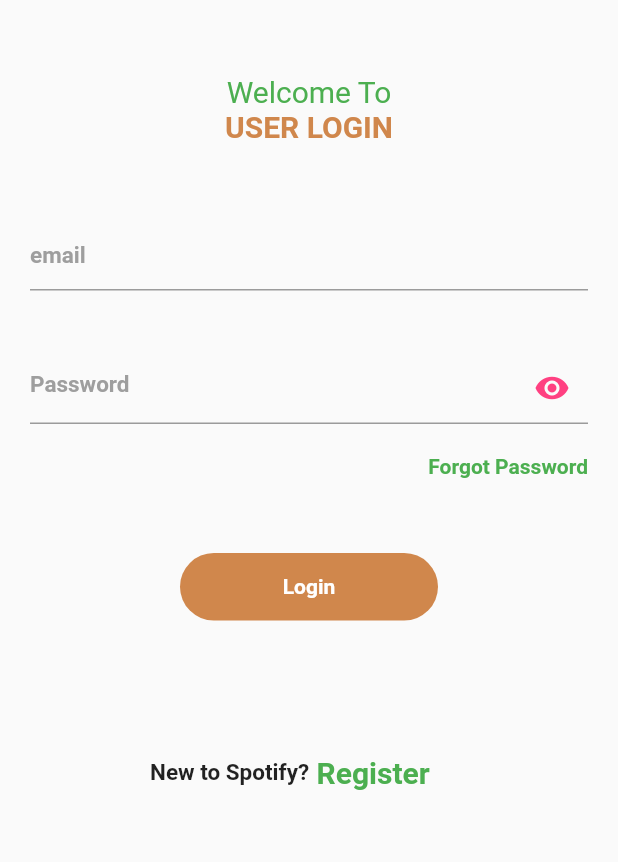
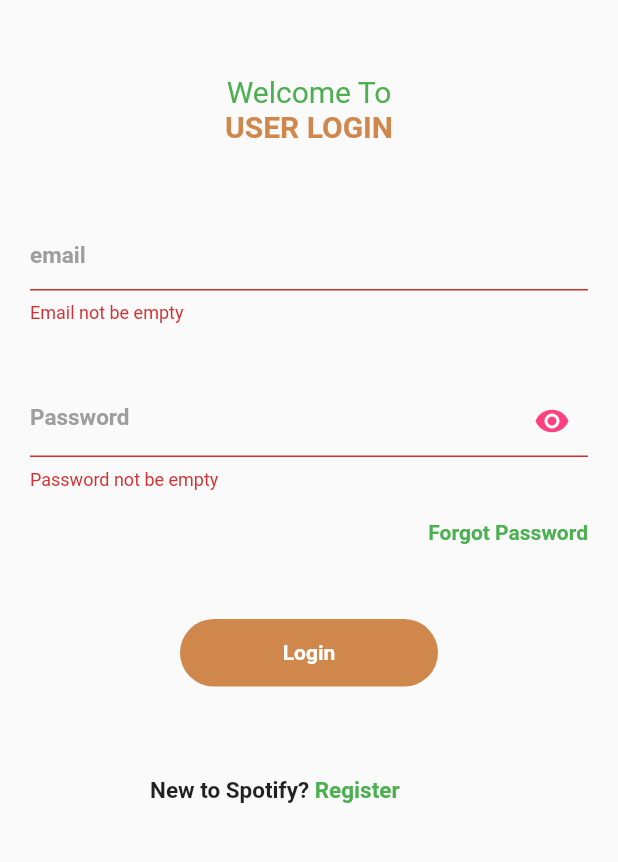
Before and after one commit to nisarali0579/campusemargyservices, a Flutter app: the UserLoginScreen screen opened by its route, after a tap on "Login", on a phone screen of 412 x 824 dp, the part 227-1089 px from its top. Run offline on Flutter 3.47's test engine with Material 2 defaults, Android fonts, the phone set to English and light mode, and no system bars; our stand-ins replace cloud_firestore, firebase_auth, firebase_core, google_sign_in, modal_progress_hud; accounts and stored records are empty.

Commit message:
ces project

```diff
--- a/lib/main.dart
+++ b/lib/main.dart
@@ -25,9 +25,9 @@ class MyApp extends StatelessWidget {
     return MaterialApp(
       debugShowCheckedModeBanner: false,
       //home: WelcomeScreen(),
-      initialRoute: WelcomeScreen.id,
+      initialRoute: loginHome.id,
       routes: {
-        WelcomeScreen.id: (context) => WelcomeScreen(),
+        loginHome.id: (context) => loginHome(),
         UserLoginScreen.id: (context) => UserLoginScreen(),
         SignUpScreen.id: (context) => SignUpScreen(),
         ForgetPassword.id: (context) => ForgetPassword(),
--- a/lib/screens/admin_login_screen.dart
+++ b/lib/screens/admin_login_screen.dart
@@ -163,7 +163,7 @@ class _AdminLoginScreenState extends State<AdminLoginScreen> {
 
 
 // Future<bool> authenticateUser(User user) async {
-//   QuerySnapshot querySnapshot = await _firestore.collection("users").where("email", isEqualTo: user.email).get();
+//   QuerySnapshot querySnapshot = await _firestore.collection("admin").where("email", isEqualTo: user.email).get();
 //   final List<DocumentSnapshot> docs = querySnapshot.docs;
 //   return docs.length == 0 ? true : false;
 // }
--- a/lib/screens/login_home.dart
+++ b/lib/screens/login_home.dart
@@ -4,13 +4,13 @@ import 'package:campus_emargency_project_ui/utils/utils.dart';
 import 'user_login_screen.dart';
 import 'admin_login_screen.dart';
 
-class WelcomeScreen extends StatefulWidget {
+class loginHome extends StatefulWidget {
   static String id = 'welcomeScreen';
   @override
-  _WelcomeScreenState createState() => _WelcomeScreenState();
+  _loginHomeState createState() => _loginHomeState();
 }
 // Utils utils = Utils();
-class _WelcomeScreenState extends State<WelcomeScreen> {
+class _loginHomeState extends State<loginHome> {
   @override
   Widget build(BuildContext context) {
     return Scaffold(body: SafeArea(
--- a/lib/screens/signup_screen.dart
+++ b/lib/screens/signup_screen.dart
@@ -111,7 +111,7 @@ class _SignUpScreenState extends State<SignUpScreen> {
             SizedBox(
               height: 60.0,
             ),
-            Utils.largeLoginButton('Login', () async {
+            Utils.largeLoginButton('Rejister', () async {
               try {
                 // setState(() {
                 //   showSpinner=true;
@@ -132,7 +132,7 @@ class _SignUpScreenState extends State<SignUpScreen> {
               height: 10.0,
             ),
             Utils.largeLoginButton("GO BACK", () {
-              Navigator.pushNamed(context, WelcomeScreen.id);
+              Navigator.pushNamed(context, loginHome.id);
             })
           ],
         ),
--- a/lib/screens/user_login_screen.dart
+++ b/lib/screens/user_login_screen.dart
@@ -4,6 +4,7 @@ import 'package:campus_emargency_project_ui/utils/utils.dart';
 import 'package:campus_emargency_project_ui/screens/signup_screen.dart';
 import 'package:firebase_auth/firebase_auth.dart';
 import 'user_screen.dart';
+import 'package:modal_progress_hud/modal_progress_hud.dart';
 
 class UserLoginScreen extends StatefulWidget {
   static String id = 'UserLoginScreen';
@@ -13,17 +14,23 @@ class UserLoginScreen extends StatefulWidget {
 }
 
 class _UserLoginScreenState extends State<UserLoginScreen> {
+  TextEditingController _email = TextEditingController();
+  TextEditingController _password = TextEditingController();
+
+  //final String email =TextEditingController();
   bool _passwordVisibleOne = false;
   final _auth = FirebaseAuth.instance;
-  String email;
-  String password;
   bool showSpinner = false;
+  String showEmailError = null;
+  String passwordEmailError = null;
 
   @override
   Widget build(BuildContext context) {
     return SafeArea(
       child: Scaffold(
-        body: Center(
+          body: ModalProgressHUD(
+        inAsyncCall: showSpinner,
+        child: Center(
           child: ListView(
             scrollDirection: Axis.vertical,
             children: [
@@ -51,11 +58,10 @@ class _UserLoginScreenState extends State<UserLoginScreen> {
                   child: Padding(
                 padding: EdgeInsets.all(20.0),
                 child: TextField(
-                      onChanged: (value){
-                        email = value;
-                      },
+                  controller: _email,
                   decoration: InputDecoration(
                       hintText: "email",
+                      errorText: showEmailError,
                       hintStyle: TextStyle(
                           fontSize: 15.0,
                           fontWeight: FontWeight.bold,
@@ -70,11 +76,10 @@ class _UserLoginScreenState extends State<UserLoginScreen> {
                   child: Padding(
                 padding: EdgeInsets.all(20.0),
                 child: TextField(
-                  onChanged: (value){
-                    password=value;
-                  },
+                  controller: _password,
                   decoration: InputDecoration(
-                    hintText: 'Password',
+                    hintText: "Password",
+                    errorText:passwordEmailError ,
                     hintStyle: TextStyle(
                         fontSize: 15.0,
                         fontWeight: FontWeight.bold,
@@ -115,25 +120,44 @@ class _UserLoginScreenState extends State<UserLoginScreen> {
               SizedBox(
                 height: 50.0,
               ),
-              Utils.largeLoginButton('Login', () async {
+              // if (email != null && password != null)
+              Utils.largeLoginButton(
+                'Login',
+                () async {
+                  if (_email.text.isNotEmpty && _password.text.isNotEmpty) {
                     try {
-                  // setState(() {
-                  //   showSpinner=true;
-                  // });
+                      setState(() {
+                        showSpinner = true;
+                      });
                       final user = await _auth.signInWithEmailAndPassword(
-                      email: email, password: password);
+                          email: _email.text, password: _password.text);
                       if (user != null) {
-                    // setState(() {
-                    //   showSpinner=false;
-                    // });
+                        if (_email != null && _password != null) {
+                          setState(() {
+                            showSpinner = true;
+                          });
                           Navigator.pushNamed(context, userScreen.id);
+                        } else {
+                          setState(() {
+                            showSpinner = false;
+                          });
+                        }
                       }
                     } catch (e) {
                       print(e);
                     }
-              },),
+                  } else {
+                    setState(() {
+                      showEmailError = "Email not be empty";
+                    });
+                    setState(() {
+                      passwordEmailError = "Password not be empty";
+                    });
+                  }
+                },
+              ),
               SizedBox(
-                height: 90.0,
+                height: 60.0,
               ),
               Padding(
                 padding: EdgeInsets.only(left: 100.0),
@@ -151,7 +175,7 @@ class _UserLoginScreenState extends State<UserLoginScreen> {
                       child: Text(
                         ' Register',
                         style: TextStyle(
-                            fontSize: 20.0,
+                            fontSize: 15.0,
                             color: Colors.green,
                             fontWeight: FontWeight.bold),
                       ),
@@ -162,7 +186,26 @@ class _UserLoginScreenState extends State<UserLoginScreen> {
             ],
           ),
         ),
-      ),
+      )),
     );
   }
 }
+
+// Utils.largeLoginButton('Login', () async {
+// try {
+// setState(() {
+// showSpinner=true;
+// });
+// final user = await _auth.signInWithEmailAndPassword(
+// email: email, password: password);
+// if (user != null) {
+// setState(() {
+// showSpinner=false;
+// });
+// Navigator.pushNamed(context, userScreen.id);
+// }
+// } catch (e) {
+// print(e);
+// }
+// },
+// ),
```
Also changed, not shown: lib/screens/ForgetScreen.dart (+5 -2 lines), lib/screens/user_screen.dart (+10 -7 lines), pubspec.lock, 1 other file. Lines whose indentation alone changed are shown as unchanged.
